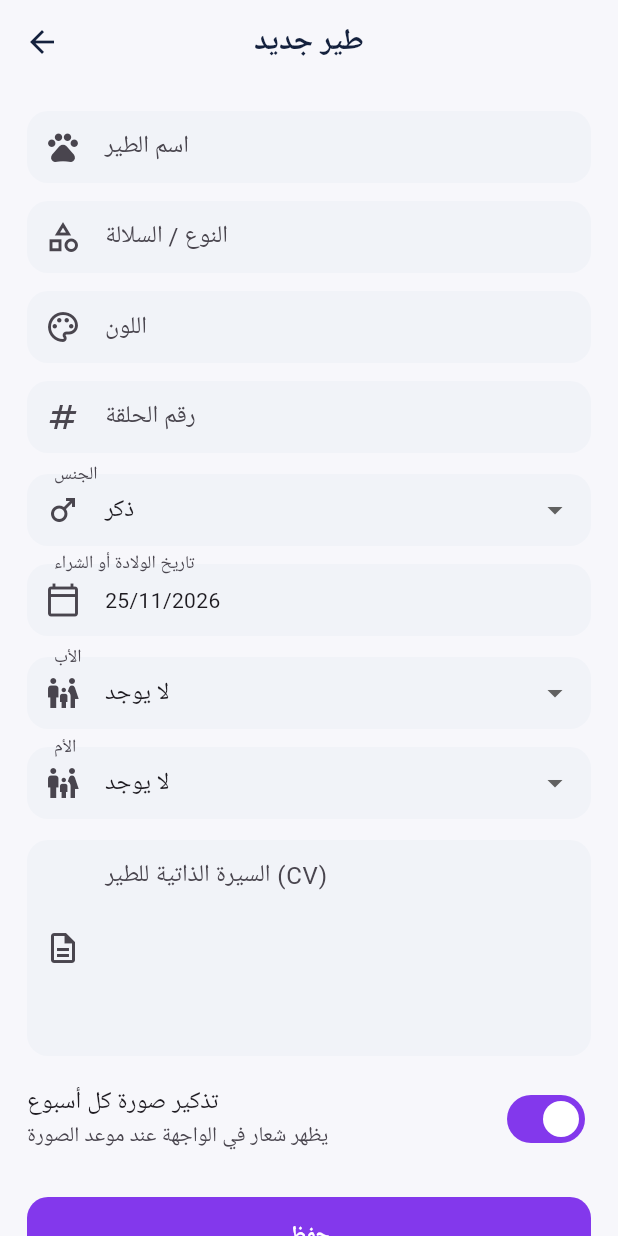
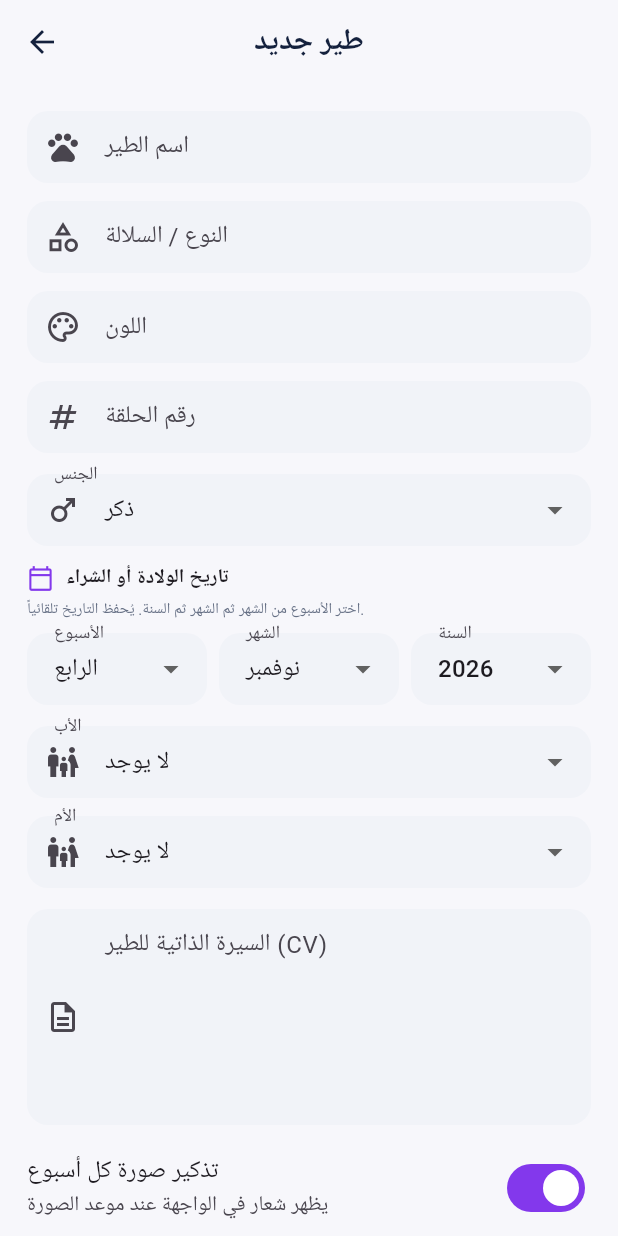
Before and after one commit to dotee313/DataHmamat, a Flutter app: the screen it shows after launch, after a tap on "طير جديد", on a phone screen of 412 x 824 dp. Run offline on Flutter 3.47's test engine with Material 3 defaults, Android fonts, the phone set to English and light mode, and no system bars; our stand-ins replace file_picker, fl_chart, flutter_local_notifications, image_picker, pdf, qr_flutter and 3 more.

Commit message:
شجرة عائلة تفاعلية مستوحاة من Family Chart وإدخال الولادة أسبوعاً ثم شهراً ثم سنة

```diff
--- a/lib/bird_form.dart
+++ b/lib/bird_form.dart
@@ -3,6 +3,7 @@ import 'package:flutter/material.dart';
 import 'l10n.dart';
 import 'models.dart';
 import 'storage.dart';
+import 'theme.dart';
 
 class BirdFormPage extends StatefulWidget {
   const BirdFormPage({super.key, this.bird});
@@ -23,6 +24,9 @@ class _BirdFormPageState extends State<BirdFormPage> {
 
   late String _sex;
   late DateTime _bornOn;
+  late int _birthWeek;
+  late int _birthMonth;
+  late int _birthYear;
   String? _father;
   String? _mother;
   late bool _reminders;
@@ -39,6 +43,9 @@ class _BirdFormPageState extends State<BirdFormPage> {
     _cv.text = b?.cv ?? '';
     _sex = b?.sex ?? 'ذكر';
     _bornOn = b?.bornOn ?? DateTime.now();
+    _birthWeek = _weekOf(_bornOn);
+    _birthMonth = _bornOn.month;
+    _birthYear = _bornOn.year < 1990 ? 1990 : _bornOn.year;
     _father = b?.fatherId;
     _mother = b?.motherId;
     _reminders = b?.reminders ?? true;
@@ -54,15 +61,22 @@ class _BirdFormPageState extends State<BirdFormPage> {
     super.dispose();
   }
 
-  Future<void> _pickDate() async {
-    final picked = await showDatePicker(
-      context: context,
-      initialDate: _bornOn,
-      firstDate: DateTime(1990),
-      lastDate: DateTime.now(),
-      helpText: S.bornOn,
-    );
-    if (picked != null) setState(() => _bornOn = picked);
+  static int _weekOf(DateTime date) =>
+      ((date.day - 1) ~/ 7).clamp(0, 4).toInt() + 1;
+
+  DateTime _dateFromInputs() {
+    final lastDay = DateTime(_birthYear, _birthMonth + 1, 0).day;
+    final day = ((_birthWeek - 1) * 7 + 1).clamp(1, lastDay).toInt();
+    return DateTime(_birthYear, _birthMonth, day);
+  }
+
+  void _setBirth({int? week, int? month, int? year}) {
+    setState(() {
+      if (week != null) _birthWeek = week;
+      if (month != null) _birthMonth = month;
+      if (year != null) _birthYear = year;
+      _bornOn = _dateFromInputs();
+    });
   }
 
   Future<void> _submit() async {
@@ -136,16 +150,78 @@ class _BirdFormPageState extends State<BirdFormPage> {
               onChanged: (v) => setState(() => _sex = v ?? 'ذكر'),
             ),
             const SizedBox(height: 12),
-            InkWell(
-              onTap: _pickDate,
-              borderRadius: BorderRadius.circular(14),
-              child: InputDecorator(
-                decoration: InputDecoration(
-                  labelText: S.bornOn,
-                  prefixIcon: const Icon(Icons.calendar_today_outlined),
+            Row(
+              children: [
+                const Icon(Icons.calendar_today_outlined,
+                    size: 18, color: AppTheme.purple),
+                const SizedBox(width: 8),
+                Text(
+                  S.bornOn,
+                  style: const TextStyle(
+                      fontWeight: FontWeight.w700, fontSize: 13),
                 ),
-                child: Text(formatDate(_bornOn)),
-              ),
+              ],
+            ),
+            const SizedBox(height: 4),
+            Text(
+              S.birthHint,
+              style: const TextStyle(fontSize: 10, color: AppTheme.muted),
+            ),
+            const SizedBox(height: 8),
+            Row(
+              crossAxisAlignment: CrossAxisAlignment.start,
+              children: [
+                Expanded(
+                  child: DropdownButtonFormField<int>(
+                    initialValue: _birthWeek,
+                    isExpanded: true,
+                    decoration: InputDecoration(labelText: S.week),
+                    items: [
+                      for (var i = 1; i <= 5; i++)
+                        DropdownMenuItem<int>(
+                          value: i,
+                          child: Text(
+                            S.weekName(i),
+                            overflow: TextOverflow.ellipsis,
+                          ),
+                        ),
+                    ],
+                    onChanged: (v) => _setBirth(week: v),
+                  ),
+                ),
+                const SizedBox(width: 8),
+                Expanded(
+                  child: DropdownButtonFormField<int>(
+                    initialValue: _birthMonth,
+                    isExpanded: true,
+                    decoration: InputDecoration(labelText: S.month),
+                    items: [
+                      for (var i = 1; i <= 12; i++)
+                        DropdownMenuItem<int>(
+                          value: i,
+                          child: Text(
+                            S.monthName(i),
+                            overflow: TextOverflow.ellipsis,
+                          ),
+                        ),
+                    ],
+                    onChanged: (v) => _setBirth(month: v),
+                  ),
+                ),
+                const SizedBox(width: 8),
+                Expanded(
+                  child: DropdownButtonFormField<int>(
+                    initialValue: _birthYear,
+                    isExpanded: true,
+                    decoration: InputDecoration(labelText: S.year),
+                    items: [
+                      for (var y = DateTime.now().year; y >= 1990; y--)
+                        DropdownMenuItem<int>(value: y, child: Text('$y')),
+                    ],
+                    onChanged: (v) => _setBirth(year: v),
+                  ),
+                ),
+              ],
             ),
             const SizedBox(height: 14),
             _parentField(
--- a/lib/l10n.dart
+++ b/lib/l10n.dart
@@ -36,6 +36,26 @@ abstract final class S {
   static String get female => ar ? 'أنثى' : 'Female';
   static String get ring => ar ? 'رقم الحلقة' : 'Ring number';
   static String get bornOn => ar ? 'تاريخ الولادة أو الشراء' : 'Born / purchased on';
+  static String get week => ar ? 'الأسبوع' : 'Week';
+  static String get month => ar ? 'الشهر' : 'Month';
+  static String get year => ar ? 'السنة' : 'Year';
+  static String get birthHint => ar
+      ? 'اختر الأسبوع من الشهر ثم الشهر ثم السنة. يُحفظ التاريخ تلقائياً.'
+      : 'Choose the week of the month, then the month and year. The date is saved automatically.';
+  static String weekName(int n) => ar
+      ? <String>['الأول', 'الثاني', 'الثالث', 'الرابع', 'الخامس'][(n - 1).clamp(0, 4).toInt()]
+      : <String>['1st', '2nd', '3rd', '4th', '5th'][(n - 1).clamp(0, 4).toInt()];
+  static String monthName(int n) {
+    const ar = <String>[
+      'يناير', 'فبراير', 'مارس', 'أبريل', 'مايو', 'يونيو',
+      'يوليو', 'أغسطس', 'سبتمبر', 'أكتوبر', 'نوفمبر', 'ديسمبر',
+    ];
+    const en = <String>[
+      'January', 'February', 'March', 'April', 'May', 'June',
+      'July', 'August', 'September', 'October', 'November', 'December',
+    ];
+    return (S.ar ? ar : en)[(n - 1).clamp(0, 11).toInt()];
+  }
   static String get father => ar ? 'الأب' : 'Father';
   static String get mother => ar ? 'الأم' : 'Mother';
   static String get none => ar ? 'لا يوجد' : 'None';
@@ -196,6 +216,14 @@ abstract final class S {
   static String get imageSaved => ar ? 'حُفظت الصورة' : 'Image saved';
   static String get pdfReport => ar ? 'تقرير PDF' : 'PDF report';
   static String get familyTree => ar ? 'شجرة العائلة' : 'Family tree';
+  static String get chartHint => ar
+      ? 'شجرة تفاعلية: اسحب للتحريك، قرّب وبعّد، واضغط على أي بطاقة لتركيز الشجرة عليها.'
+      : 'Interactive chart: drag to pan, pinch or use the buttons to zoom, and tap a card to focus it.';
+  static String get ancestors => ar ? 'الأجيال للأعلى' : 'Ancestor levels';
+  static String get zoomIn => ar ? 'تكبير' : 'Zoom in';
+  static String get zoomOut => ar ? 'تصغير' : 'Zoom out';
+  static String get fitView => ar ? 'ملاءمة الشاشة' : 'Fit to screen';
+  static String get focusBird => ar ? 'الطير المركزي' : 'Focus bird';
   static String get partnersChildren => ar ? 'الأزواج والأبناء' : 'Mates and offspring';
   static String get tapToOpen => ar ? 'اضغط على أي طير لفتح شجرته' : 'Tap any bird to open its tree';
   static String get risk => ar ? 'مستوى الخطر' : 'Risk level';
@@ -226,7 +254,7 @@ abstract final class S {
 }
 
 
-/// العمر بالسنة والشهر والربع (ربع الشهر = أسبوع: أول، ثاني، ثالث، رابع).
+/// العمر بالسنة والشهر والأسبوع داخل الشهر (الأول، الثاني، الثالث، الرابع، الخامس).
 String ageText(DateTime born, [DateTime? now]) {
   final n = now ?? DateTime.now();
   var years = n.year - born.year;
@@ -242,12 +270,12 @@ String ageText(DateTime born, [DateTime? now]) {
     months += 12;
   }
   if (years < 0) return '—';
-  final q = (days ~/ 7).clamp(0, 3) + 1;
+  final w = (days ~/ 7).clamp(0, 4).toInt() + 1;
   final ar = S.ar;
-  const arQ = <String>['الأول', 'الثاني', 'الثالث', 'الرابع'];
+  const arW = <String>['الأول', 'الثاني', 'الثالث', 'الرابع', 'الخامس'];
   final parts = <String>[];
   if (years > 0) parts.add(ar ? '$years سنة' : '$years y');
   if (months > 0) parts.add(ar ? '$months شهر' : '$months mo');
-  parts.add(ar ? 'الربع ${arQ[q - 1]}' : 'Quarter $q');
+  parts.add(ar ? 'الأسبوع ${arW[w - 1]}' : 'Week $w');
   return parts.join(' • ');
 }
--- a/lib/pedigree.dart
+++ b/lib/pedigree.dart
@@ -1,6 +1,7 @@
 import 'package:flutter/material.dart';
 import 'package:share_plus/share_plus.dart';
 
+import 'family_chart.dart';
 import 'family_tree.dart';
 import 'l10n.dart';
 import 'models.dart';
@@ -23,6 +24,7 @@ class _PedigreePageState extends State<PedigreePage> {
   String? _selected;
   String? _other;
   int _generations = 5;
+  int _chartDepth = 3;
 
   Future<void> _sharePdf() async {
     final birds = Store.instance.birds;
@@ -76,22 +78,34 @@ class _PedigreePageState extends State<PedigreePage> {
         SectionCard(
           title: S.familyTree,
           icon: Icons.family_restroom_outlined,
-          child: Column(
-            crossAxisAlignment: CrossAxisAlignment.stretch,
+          trailing: Row(
+            mainAxisSize: MainAxisSize.min,
             children: [
               Text(
-                S.tapToOpen,
-                style: const TextStyle(fontSize: 11, color: AppTheme.muted),
+                S.ancestors,
+                style: const TextStyle(fontSize: 10, color: AppTheme.muted),
               ),
-              const SizedBox(height: 12),
-              CoupleTree(
-                father: Store.instance.find(selected.fatherId),
-                mother: Store.instance.find(selected.motherId),
-                children: _siblings(selected),
-                highlightId: selected.id,
-                onTap: (b) => setState(() => _selected = b.id),
+              const SizedBox(width: 4),
+              DropdownButton<int>(
+                value: _chartDepth,
+                items: const [
+                  DropdownMenuItem<int>(value: 2, child: Text('2')),
+                  DropdownMenuItem<int>(value: 3, child: Text('3')),
+                  DropdownMenuItem<int>(value: 4, child: Text('4')),
+                  DropdownMenuItem<int>(value: 5, child: Text('5')),
+                ],
+                onChanged: (v) => setState(() => _chartDepth = v ?? 3),
               ),
             ],
+          ),
+          child: SizedBox(
+            height: 420,
+            child: FamilyChartView(
+              focus: selected,
+              byId: byId,
+              depth: _chartDepth,
+              onSelect: (id) => setState(() => _selected = id),
+            ),
           ),
         ),
         SectionCard(
@@ -303,17 +317,6 @@ class _PedigreePageState extends State<PedigreePage> {
     return '${S.risk}: $t';
   }
 
-  /// الإخوة الأشقاء (نفس الأب ونفس الأم) مع الطير نفسه.
-  List<Bird> _siblings(Bird b) {
-    if (b.fatherId == null && b.motherId == null) return <Bird>[b];
-    final list = Store.instance.birds
-        .where((x) => x.fatherId == b.fatherId && x.motherId == b.motherId)
-        .toList();
-    if (!list.any((x) => x.id == b.id)) list.add(b);
-    list.sort((a, c) => a.bornOn.compareTo(c.bornOn));
-    return list;
-  }
-
   /// لكل شريك: زوجان وأبناؤهما.
   Widget _offspring(Bird me) {
     final kids = Store.instance.birds
--- a/pubspec.yaml
+++ b/pubspec.yaml
@@ -1,7 +1,7 @@
 name: data_hmamat
 description: "Data Hmamat - offline pigeon records, bilateral pedigree, weekly photos."
 publish_to: none
-version: 0.3.1+4
+version: 0.4.0+5
 
 environment:
   sdk: '>=3.4.0 <4.0.0'
```
Also changed, not shown: lib/family_chart.dart (added, +550 -0 lines), 1 other file.
